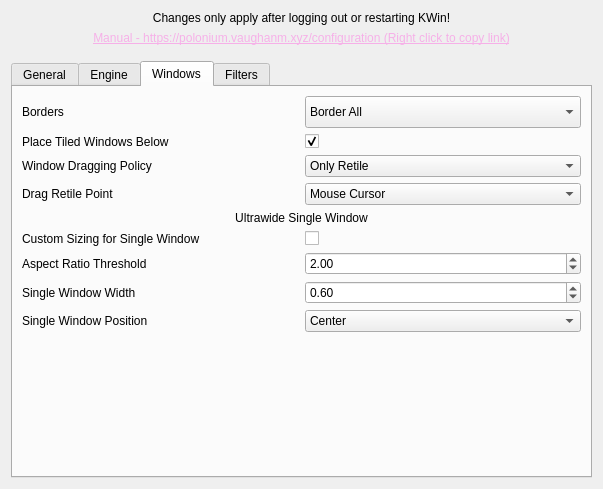
zeroxoneafour/polonium, file res/config.ui: the form before one commit.
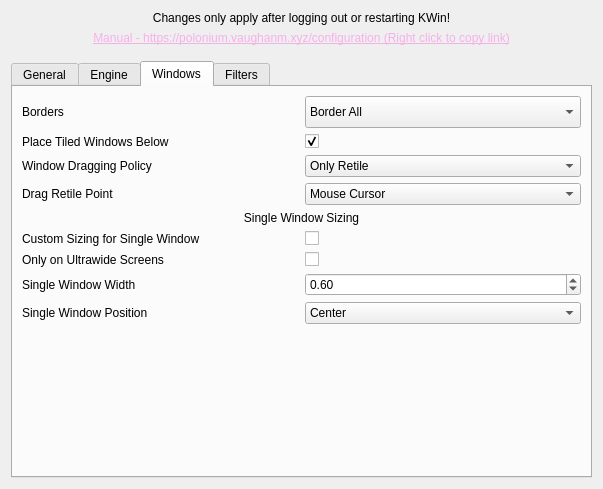
The form after the commit. The open tabs and pages were chosen to show the change.

Commit message: Simplify ultrawide screen detection

```diff
--- a/res/config.ui
+++ b/res/config.ui
@@ -819,7 +819,7 @@
              </sizepolicy>
             </property>
             <property name="text">
-             <string>Ultrawide Single Window</string>
+             <string>Single Window Sizing</string>
             </property>
             <property name="alignment">
              <set>Qt::AlignmentFlag::AlignCenter</set>
@@ -849,7 +849,7 @@
           <item row="7" column="0">
            <widget class="QLabel" name="ultrawideThresholdLabel">
             <property name="text">
-             <string>Aspect Ratio Threshold</string>
+             <string>Only on Ultrawide Screens</string>
             </property>
             <property name="toolTip">
              <string>Minimum screen aspect ratio (width / height) to apply custom single window sizing. Standard 16:9 is ~1.78, 21:9 is ~2.33, 32:9 is ~3.55.</string>
@@ -857,21 +857,12 @@
            </widget>
           </item>
           <item row="7" column="1">
-           <widget class="QDoubleSpinBox" name="kcfg_UltrawideThreshold">
+           <widget class="QCheckBox" name="kcfg_UltrawideOnly">
+            <property name="text">
+             <string/>
+            </property>
             <property name="toolTip">
-             <string>Minimum screen aspect ratio (width / height) to apply custom single window sizing. Standard 16:9 is ~1.78, 21:9 is ~2.33, 32:9 is ~3.55.</string>
-            </property>
-            <property name="minimum">
-             <double>1.500000000000000</double>
-            </property>
-            <property name="maximum">
-             <double>4.000000000000000</double>
-            </property>
-            <property name="singleStep">
-             <double>0.100000000000000</double>
-            </property>
-            <property name="value">
-             <double>2.000000000000000</double>
+             <string>Apply custom single-window sizing only to screens with an aspect ratio of at least 2:1. Disable this to use it on any screen.</string>
             </property>
            </widget>
           </item>
```
Left out of the diff: 16 changed lines with no effect on the pictures. The commit also changes 4 other files.
